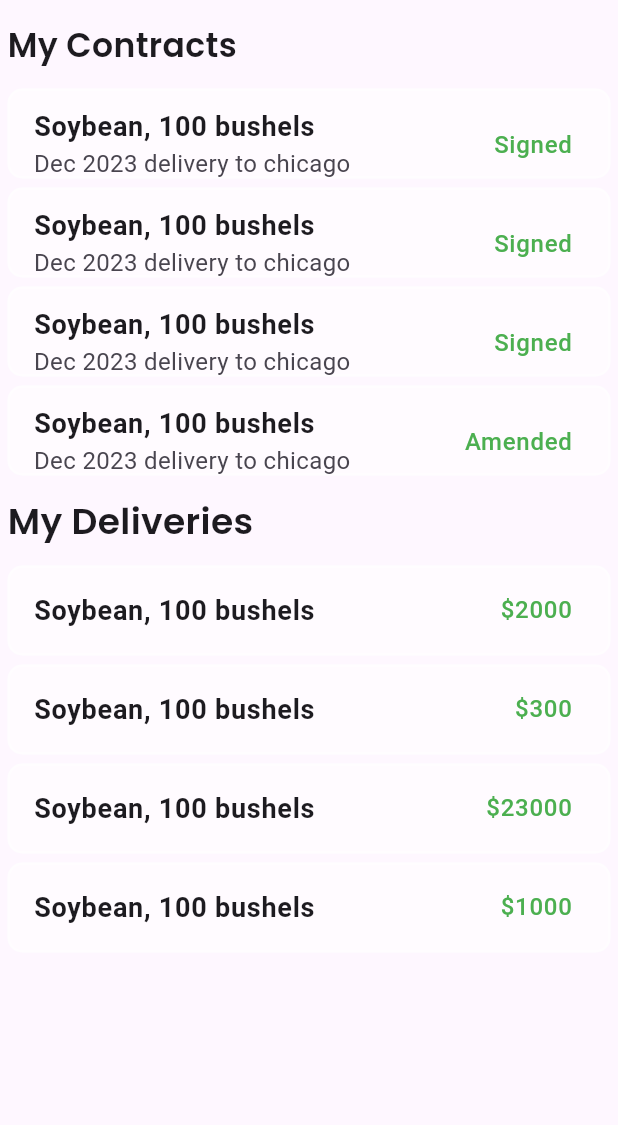
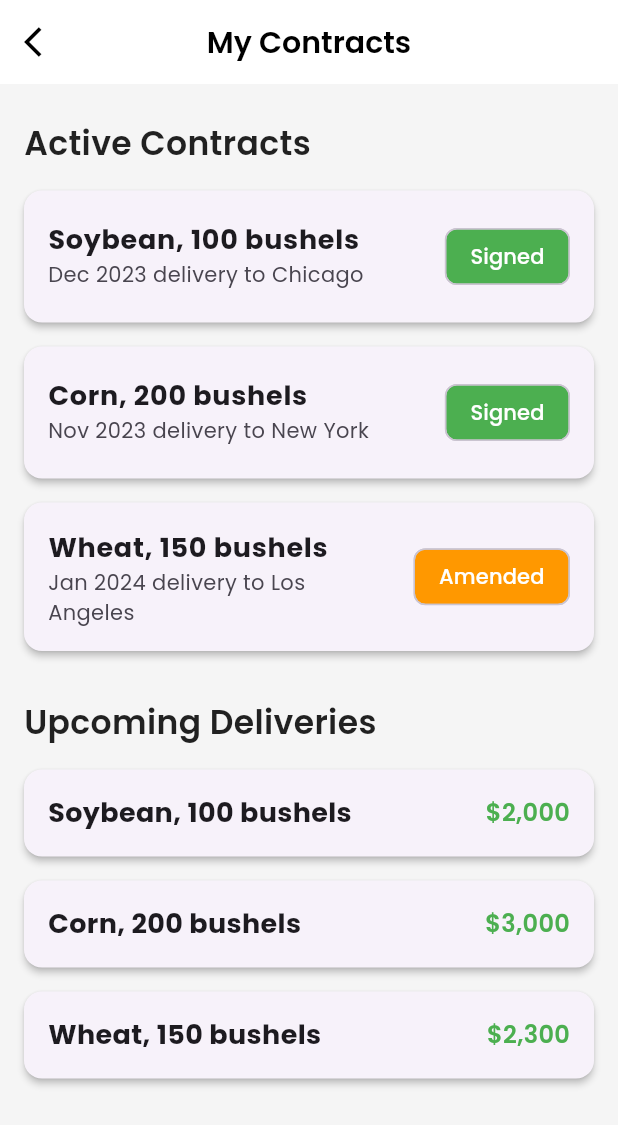
Before and after one commit to kimemia21/itx_flow, a Flutter app: the Mycontracts screen opened directly, on a phone screen of 412 x 824 dp. Shown: the top 1125 px of the screen. Run offline on Flutter 3.47's test engine with Material 3 defaults, Android fonts, the phone set to English and light mode, and no system bars; our stand-ins replace auth_buttons, badges, card_swiper, carousel_slider, cherry_toast, cloud_firestore and 21 more; missing offline and left inert: clippy_flutter, vertical_card_pager; accounts and stored records are empty; network calls fail.

Commit message:
i dont know what i'm doing

```diff
--- a/lib/Contracts/Contracts.dart
+++ b/lib/Contracts/Contracts.dart
@@ -4,7 +4,7 @@ import 'package:itx/Commodities.dart/AdvancedSearch.dart';
 import 'package:itx/Contracts/Create.dart';
 import 'package:itx/Contracts/MyContracts.dart';
 import 'package:itx/authentication/Authorization.dart';
-import 'package:itx/global/MyScafold.dart';
+import 'package:itx/global/GlobalsHomepage.dart';
 import 'package:itx/global/SidePage.dart';
 import 'package:itx/global/globals.dart';
 
--- a/lib/Contracts/MyContracts.dart
+++ b/lib/Contracts/MyContracts.dart
@@ -2,11 +2,11 @@ import 'package:flutter/material.dart';
 import 'package:google_fonts/google_fonts.dart';
 import 'package:itx/Contracts/Create.dart';
 import 'package:itx/Contracts/SpecificOrder.dart';
-import 'package:itx/global/MyScafold.dart';
+import 'package:itx/global/GlobalsHomepage.dart';
 import 'package:itx/global/globals.dart';
 
 class Mycontracts extends StatefulWidget {
-  const Mycontracts({super.key});
+  const Mycontracts({Key? key}) : super(key: key);
 
   @override
   State<Mycontracts> createState() => _MycontractsState();
@@ -18,60 +18,57 @@ class _MycontractsState extends State<Mycontracts> {
     required String subtitle,
     required String status,
   }) {
-    return Container(
-      margin: EdgeInsets.only(top: 3, bottom: 3),
-      width: MediaQuery.of(context).size.width,
-      height: 60,
-      decoration: BoxDecoration(
-        border: Border.all(color: Colors.white54, width: 1.5),
-        borderRadius: BorderRadius.circular(10),
-        color: Colors.white54,
-      ),
+    return Card(
+      elevation: 2,
+      margin: EdgeInsets.symmetric(vertical: 8, horizontal: 16),
+      shape: RoundedRectangleBorder(borderRadius: BorderRadius.circular(12)),
       child: ListTile(
+        contentPadding: EdgeInsets.symmetric(horizontal: 16, vertical: 8),
         title: Text(
           title,
-          style: TextStyle(fontSize: 18, fontWeight: FontWeight.bold),
+          style: GoogleFonts.poppins(fontSize: 18, fontWeight: FontWeight.bold),
         ),
         subtitle: Text(
           subtitle,
-          style: TextStyle(fontSize: 16),
+          style: GoogleFonts.poppins(fontSize: 14),
         ),
-        trailing: Text(
+        trailing: Chip(
+          label: Text(
             status,
-          style: TextStyle(fontSize: 16, color: Colors.green),
+            style: GoogleFonts.poppins(fontSize: 14, color: Colors.white),
+          ),
+          backgroundColor: status == "Signed" ? Colors.green : Colors.orange,
         ),
       ),
     );
   }
 
-  Widget DeliveryInfo(
-      {required String title,
-      // required String subtitle ,
+  Widget DeliveryInfo({
+    required String title,
     required VoidCallback Function,
-      required String status}) {
-    return GestureDetector(
+    required String status,
+  }) {
+    return Card(
+      elevation: 2,
+      margin: EdgeInsets.symmetric(vertical: 8, horizontal: 16),
+      shape: RoundedRectangleBorder(borderRadius: BorderRadius.circular(12)),
+      child: InkWell(
         onTap: Function,
-      child: Container(
-        margin: EdgeInsets.only(top: 3, bottom: 3),
-        width: MediaQuery.of(context).size.width,
-        height: 60,
-        decoration: BoxDecoration(
-          border: Border.all(color: Colors.white54, width: 1.5),
-          borderRadius: BorderRadius.circular(10),
-          color: Colors.white54,
+        borderRadius: BorderRadius.circular(12),
+        child: Padding(
+          padding: EdgeInsets.symmetric(horizontal: 16, vertical: 16),
+          child: Row(
+            mainAxisAlignment: MainAxisAlignment.spaceBetween,
+            children: [
+              Text(
+                title,
+                style: GoogleFonts.poppins(fontSize: 18, fontWeight: FontWeight.bold),
               ),
-        child: ListTile(
-          title: Text(
-            title,
-            style: TextStyle(fontSize: 18, fontWeight: FontWeight.bold),
+              Text(
+                status,
+                style: GoogleFonts.poppins(fontSize: 16, color: Colors.green, fontWeight: FontWeight.w600),
               ),
-          // subtitle: Text(
-          //   subtitle,
-          //   style: TextStyle(fontSize: 16),
-          // ),
-          trailing: Text(
-            status,
-            style: TextStyle(fontSize: 16, color: Colors.green),
+            ],
           ),
         ),
       ),
@@ -80,144 +77,91 @@ class _MycontractsState extends State<Mycontracts> {
 
   @override
   Widget build(BuildContext context) {
-    return Scaffold(body: Container(
-        padding: EdgeInsets.all(5),
-        child: SingleChildScrollView(
+    return Scaffold(
+      backgroundColor: Colors.grey[100],
+      appBar: AppBar(
+        elevation: 0,
+        backgroundColor: Colors.white,
+        leading: IconButton(
+          icon: Icon(Icons.arrow_back_ios, color: Colors.black),
+          onPressed: () => Navigator.of(context).pop(),
+        ),
+        title: Text(
+          "My Contracts",
+          style: GoogleFonts.poppins(
+            fontSize: 20,
+            fontWeight: FontWeight.w600,
+            color: Colors.black,
+          ),
+        ),
+        centerTitle: true,
+      ),
+      body: SingleChildScrollView(
         child: Column(
           crossAxisAlignment: CrossAxisAlignment.start,
           children: [
-              Container(
-                  margin: EdgeInsets.only(top: 10, bottom: 10),
+            Padding(
+              padding: EdgeInsets.fromLTRB(16, 24, 16, 8),
               child: Text(
-                    "My Contracts",
+                "Active Contracts",
                 style: GoogleFonts.poppins(
-                        fontSize: 22, fontWeight: FontWeight.w600),
-                  )),
+                  fontSize: 22,
+                  fontWeight: FontWeight.w600,
+                  color: Colors.black87,
+                ),
+              ),
+            ),
             ContractInfo(
               title: "Soybean, 100 bushels",
-                  subtitle: "Dec 2023 delivery to chicago",
-                  status: "Signed"),
+              subtitle: "Dec 2023 delivery to Chicago",
+              status: "Signed",
+            ),
             ContractInfo(
-                  title: "Soybean, 100 bushels",
-                  subtitle: "Dec 2023 delivery to chicago",
-                  status: "Signed"),
+              title: "Corn, 200 bushels",
+              subtitle: "Nov 2023 delivery to New York",
+              status: "Signed",
+            ),
             ContractInfo(
-                  title: "Soybean, 100 bushels",
-                  subtitle: "Dec 2023 delivery to chicago",
-                  status: "Signed"),
-              ContractInfo(
-                  title: "Soybean, 100 bushels",
-                  subtitle: "Dec 2023 delivery to chicago",
-                  status: "Amended"),
-              Container(
-                  margin: EdgeInsets.only(top: 10, bottom: 10),
+              title: "Wheat, 150 bushels",
+              subtitle: "Jan 2024 delivery to Los Angeles",
+              status: "Amended",
+            ),
+            Padding(
+              padding: EdgeInsets.fromLTRB(16, 24, 16, 8),
               child: Text(
-                    "My Deliveries",
+                "Upcoming Deliveries",
                 style: GoogleFonts.poppins(
-                        fontSize: 24, fontWeight: FontWeight.w600),
-                  )),
+                  fontSize: 22,
+                  fontWeight: FontWeight.w600,
+                  color: Colors.black87,
+                ),
+              ),
+            ),
             DeliveryInfo(
               title: "Soybean, 100 bushels",
-                  status: "\$2000",
+              status: "\$2,000",
               Function: () => Globals.switchScreens(
                 context: context,
-                      screen: Specificorder(item: "Soybean"))),
+                screen: Specificorder(item: "Soybean"),
+              ),
+            ),
             DeliveryInfo(
-                  title: "Soybean, 100 bushels",
-                  status: "\$300",
+              title: "Corn, 200 bushels",
+              status: "\$3,000",
               Function: () => Globals.switchScreens(
                 context: context,
-                      screen: Specificorder(item: "Soybean"))),
+                screen: Specificorder(item: "Corn"),
+              ),
+            ),
             DeliveryInfo(
-                  title: "Soybean, 100 bushels",
-                  status: "\$23000",
+              title: "Wheat, 150 bushels",
+              status: "\$2,300",
               Function: () => Globals.switchScreens(
                 context: context,
-                      screen: Specificorder(item: "Soybean"))),
-              DeliveryInfo(
-                  title: "Soybean, 100 bushels",
-                  status: "\$1000",
-                  Function: () => Globals.switchScreens(
-                      context: context,
-                      screen: Specificorder(item: "Soybean"))),
-            ],
+                screen: Specificorder(item: "Wheat"),
               ),
             ),
-      ));
-
-    Scaffold(
-      backgroundColor: Colors.white,
-      appBar: AppBar(
-        backgroundColor: Colors.white,
-        leading: Globals.leading(context: context, screen: CreateContract()),
-        centerTitle: true,
-        title: Text(
-          "Dashboard",
-          style: GoogleFonts.poppins(fontSize: 18, fontWeight: FontWeight.w700),
-        ),
-      ),
-      body: Container(
-        padding: EdgeInsets.all(5),
-        child: SingleChildScrollView(
-          child: Column(
-            crossAxisAlignment: CrossAxisAlignment.start,
-            children: [
-              Container(
-                  margin: EdgeInsets.only(top: 10, bottom: 10),
-                  child: Text(
-                    "My Contracts",
-                    style: GoogleFonts.poppins(
-                        fontSize: 22, fontWeight: FontWeight.w600),
-                  )),
-              ContractInfo(
-                  title: "Soybean, 100 bushels",
-                  subtitle: "Dec 2023 delivery to chicago",
-                  status: "Signed"),
-              ContractInfo(
-                  title: "Soybean, 100 bushels",
-                  subtitle: "Dec 2023 delivery to chicago",
-                  status: "Signed"),
-              ContractInfo(
-                  title: "Soybean, 100 bushels",
-                  subtitle: "Dec 2023 delivery to chicago",
-                  status: "Signed"),
-              ContractInfo(
-                  title: "Soybean, 100 bushels",
-                  subtitle: "Dec 2023 delivery to chicago",
-                  status: "Amended"),
-              Container(
-                  margin: EdgeInsets.only(top: 10, bottom: 10),
-                  child: Text(
-                    "My Deliveries",
-                    style: GoogleFonts.poppins(
-                        fontSize: 24, fontWeight: FontWeight.w600),
-                  )),
-              DeliveryInfo(
-                  title: "Soybean, 100 bushels",
-                  status: "\$2000",
-                  Function: () => Globals.switchScreens(
-                      context: context,
-                      screen: Specificorder(item: "Soybean"))),
-              DeliveryInfo(
-                  title: "Soybean, 100 bushels",
-                  status: "\$300",
-                  Function: () => Globals.switchScreens(
-                      context: context,
-                      screen: Specificorder(item: "Soybean"))),
-              DeliveryInfo(
-                  title: "Soybean, 100 bushels",
-                  status: "\$23000",
-                  Function: () => Globals.switchScreens(
-                      context: context,
-                      screen: Specificorder(item: "Soybean"))),
-              DeliveryInfo(
-                  title: "Soybean, 100 bushels",
-                  status: "\$1000",
-                  Function: () => Globals.switchScreens(
-                      context: context,
-                      screen: Specificorder(item: "Soybean"))),
           ],
-          ),
         ),
       ),
     );
--- a/lib/authentication/Authorization.dart
+++ b/lib/authentication/Authorization.dart
@@ -2,7 +2,10 @@ import 'package:flutter/material.dart';
 import 'package:google_fonts/google_fonts.dart';
 import 'package:itx/Contracts/Contracts.dart';
 import 'package:itx/authentication/Regulator.dart';
+import 'package:itx/fromWakulima/Homepage.dart';
+import 'package:itx/global/GlobalsHomepage.dart';
 import 'package:itx/global/globals.dart';
+
 
 class Authorization extends StatefulWidget {
   const Authorization({super.key});
@@ -83,7 +86,7 @@ class _AuthorizationState extends State<Authorization> {
                   height: 20,
                 ),
                 GestureDetector(
-                  onTap: ()=>Globals.switchScreens(context: context,screen: Contracts()),
+                  onTap: ()=>Globals.switchScreens(context: context,screen:Contracts() ),
                   child: Container(
                     alignment: Alignment.center,
                     width: MediaQuery.of(context).size.width * 0.8,
--- a/lib/authentication/LoginScreen.dart
+++ b/lib/authentication/LoginScreen.dart
@@ -229,38 +229,27 @@ class _WakulimaLoginScreenState extends State<WakulimaLoginScreen> {
                     ),
                   ),
 
-                  Container(
-                    width: MediaQuery.of(context).size.width * 0.75,
-                    margin: EdgeInsets.only(
-                      bottom: 5,
-                    ),
-                    alignment: Alignment.bottomRight,
-                    child: TextButton(
-                      onPressed: () {
-                        // Navigator.push(
-                        //     context,
-                        //     MaterialPageRoute(
-                        //         builder: (context) =>
+                  // Container(
+                  //   width: MediaQuery.of(context).size.width * 0.75,
+                  //   margin: EdgeInsets.only(
+                  //     bottom: 5,
+                  //   ),
+                  //   alignment: Alignment.bottomRight,
+                  //   child: TextButton(
+                  //     onPressed: () {
+                  //       Navigator.push(
+                  //           context,
+                  //           MaterialPageRoute(
+                  //               builder: (context) =>
 
-                        //             ForgotPassWord()));
-                      },
-                      child: Text("Forgot Password ?"),
-                    ),
-                  ),
+                  //                   ForgotPassWord()));
+                  //     },
+                  //     child: Text("Forgot Password ?"),
+                  //   ),
+                  // ),
+                  SizedBox(height: 20,),
 
                   GestureDetector(
-                    onTap: () {
-                      if (_formState.currentState!.validate()) {
-                        print(
-                            "email is ${_emailController.text.trim()} ${_passwordController.text.trim()}");
-
-                        signInWithEmailAndPassword(
-                            context: context,
-                            email: _emailController.text.trim(),
-                            password: _passwordController.text.trim());
-                      }
-                    },
-                    child: GestureDetector(
                     onTap: () {
                       if (_formState.currentState!.validate()) {
                         print(
@@ -309,7 +298,6 @@ class _WakulimaLoginScreenState extends State<WakulimaLoginScreen> {
                                           fontWeight: FontWeight.bold),
                                     ),
                         )),
-                    ),
                   ),
 
                   Container(
--- a/lib/authentication/Verification.dart
+++ b/lib/authentication/Verification.dart
@@ -5,7 +5,7 @@ import 'package:google_fonts/google_fonts.dart';
 import 'package:itx/Commodities.dart/Commodites.dart';
 import 'package:itx/authentication/Login.dart';
 import 'package:itx/global/AppBloc.dart';
-import 'package:itx/global/MyScafold.dart';
+import 'package:itx/global/GlobalsHomepage.dart';
 import 'package:itx/global/globals.dart';
 import 'package:provider/provider.dart';
 
--- a/lib/fromWakulima/FirebaseFunctions/FirebaseFunctions.dart
+++ b/lib/fromWakulima/FirebaseFunctions/FirebaseFunctions.dart
@@ -13,6 +13,7 @@ import 'package:itx/Commodities.dart/Commodites.dart';
 import 'package:itx/fromWakulima/AppBloc.dart';
 import 'package:itx/fromWakulima/VerifyEmail.dart';
 import 'package:itx/fromWakulima/globals.dart';
+import 'package:itx/global/GlobalsHomepage.dart';
 import 'package:provider/provider.dart';
 import 'package:rflutter_alert/rflutter_alert.dart';
 import 'package:transparent_image/transparent_image.dart';
@@ -63,7 +64,7 @@ Future<void> signInWithEmailAndPassword({
     // Check if email is verified
     if (Globals.auth.currentUser?.emailVerified == true) {
       // Navigate to home page if email is verified
-      Globals().checkDocVerified(context: context);
+      Globals.switchScreens(context: context, screen: GlobalsHomePage());
     } else {
       // Navigate to VerifyEmail screen if email is not verified
       // Globals()
--- a/lib/fromWakulima/Sales.dart
+++ b/lib/fromWakulima/Sales.dart
@@ -6,6 +6,8 @@ import 'package:flutter/material.dart';
 import 'package:flutter/widgets.dart';
 import 'package:google_fonts/google_fonts.dart';
 import 'package:itx/Commodities.dart/Commodites.dart';
+import 'package:itx/authentication/Login.dart';
+import 'package:itx/authentication/LoginScreen.dart';
 import 'package:itx/fromWakulima/AllListing.dart';
 import 'package:itx/fromWakulima/AppBloc.dart';
 import 'package:itx/fromWakulima/Arrivals.dart';
@@ -64,6 +66,9 @@ class _SalesState extends State<Sales> {
           leading: IconButton.filled(
               onPressed: () {
                 FirebaseAuth.instance.signOut();
+              PersistentNavBarNavigator.pushNewScreen(
+                withNavBar: false,
+                context, screen: WakulimaLoginScreen());
               },
               icon: Icon(Icons.logout))),
       body: SafeArea(
--- a/lib/fromWakulima/globals.dart
+++ b/lib/fromWakulima/globals.dart
@@ -11,7 +11,7 @@ import 'package:google_fonts/google_fonts.dart';
 import 'package:itx/fromWakulima/DocsVerification.dart';
 import 'package:itx/fromWakulima/Homepage.dart';
 import 'package:itx/fromWakulima/contant.dart';
-import 'package:itx/global/MyScafold.dart';
+import 'package:itx/global/GlobalsHomepage.dart';
 
 class Globals {
   double raduis = 20.0;
@@ -144,7 +144,7 @@ class Globals {
 
         if (isDocVerified) {
           print("The document is verified.");
-          switchScreens(context: context, screen: MyHomepage());
+          switchScreens(context: context, screen:GlobalsHomePage());
         } else {
           print(
               "The document is not verified or 'docVerified' field is missing.");
--- a/lib/global/MyScafold.dart
+++ b/lib/global/GlobalsHomepage.dart
@@ -6,18 +6,18 @@ import 'package:itx/Contracts/SpotTrader.dart';
 import 'package:itx/fromWakulima/Sales.dart';
 import 'package:persistent_bottom_nav_bar/persistent_bottom_nav_bar.dart';
 
-class MyHomepage extends StatefulWidget {
+class GlobalsHomePage extends StatefulWidget {
   final int initialIndex;
   final Widget? newScreen;
 
   // Add default values for the constructor parameters
-  MyHomepage({this.initialIndex = 0, this.newScreen});
+  GlobalsHomePage({this.initialIndex = 0, this.newScreen});
 
   @override
-  _MyHomepageState createState() => _MyHomepageState();
+  _GlobalsHomePageState createState() => _GlobalsHomePageState();
 }
 
-class _MyHomepageState extends State<MyHomepage> {
+class _GlobalsHomePageState extends State<GlobalsHomePage> {
   late PersistentTabController _controller;
   final List<ScrollController> _scrollControllers = [
     ScrollController(),
--- a/lib/main.dart
+++ b/lib/main.dart
@@ -1,56 +1,82 @@
+import 'dart:io';
 import 'package:firebase_auth/firebase_auth.dart';
 import 'package:firebase_core/firebase_core.dart';
+import 'package:flutter/foundation.dart';
 import 'package:flutter/material.dart';
-import 'package:itx/Contracts/Contracts.dart';
-import 'package:itx/Contracts/LiveAuction.dart';
-import 'package:itx/Contracts/SpotItem.dart';
-import 'package:itx/Contracts/SpotTrader.dart';
 import 'package:itx/authentication/Login.dart';
 import 'package:itx/authentication/SplashScreen.dart';
+import 'package:itx/firebase_options.dart';
 import 'package:itx/fromWakulima/AppBloc.dart';
-import 'package:itx/fromWakulima/firebase_options.dart';
 import 'package:itx/global/AppBloc.dart';
-import 'package:itx/global/MyScafold.dart';
-import 'package:itx/global/app.dart';
 import 'package:itx/web/CreateAccount.dart';
-import 'package:loading_animation_widget/loading_animation_widget.dart';
 import 'package:provider/provider.dart';
 
-void main() {
-  // WidgetsFlutterBinding.ensureInitialized();
-  // await Firebase.initializeApp(options: DefaultFirebaseOptions.currentPlatform);
+void main() async {
+  WidgetsFlutterBinding.ensureInitialized();
+  await Firebase.initializeApp(options: DefaultFirebaseOptions.currentPlatform);
+
   runApp(const MyApp());
 }
 
 class MyApp extends StatelessWidget {
   const MyApp({super.key});
 
-  // This widget is the root of your application.
   @override
   Widget build(BuildContext context) {
-    return MaterialApp(
-        home: MultiProvider(
-            providers: [
-          ChangeNotifierProvider(create: (context) => CurrentUserProvider()),
-          ChangeNotifierProvider(create: (context) => appBloc())
-        ],
-            child: CreateAccountScreen()
-            //     StreamBuilder<User?>(
-            //   stream: FirebaseAuth.instance.authStateChanges(),
-            //   builder: (BuildContext context, AsyncSnapshot<User?> snapshot) {
-            //     if (snapshot.connectionState == ConnectionState.waiting) {
-            //       return Center(
-            //         child: LoadingAnimationWidget.hexagonDots(
-            //             color: Colors.green, size: 30),
-            //       );
-            //     } else if (snapshot.hasData) {
-            //       return CreateAccountScreen();
-            //     } else {
-            //       return  CreateAccountScreen();
-            //     }
-            //   },
-            // )
-          )
+    return MultiProvider(
+      child:
+    MaterialApp(
+      home: _getHomeScreen(),
+    ),
+      providers: [
+      ChangeNotifierProvider(create: (context)=>CurrentUserProvider()),
+        ChangeNotifierProvider(create: (context)=>appBloc())
+
+    ]);
+
+  }
+
+  Widget _getHomeScreen() {
+    // Web platform
+    if (kIsWeb) {
+      return StreamBuilder<User?>(
+        stream: FirebaseAuth.instance.authStateChanges(),
+        builder: (BuildContext context, AsyncSnapshot<User?> snapshot) {
+          if (snapshot.connectionState == ConnectionState.waiting) {
+            return Center(
+              child: CircularProgressIndicator(),
             );
+          } else if (snapshot.hasData) {
+            return CreateAccountScreen();
+          } else {
+            return CreateAccountScreen(); // You can replace this with a different screen if needed
+          }
+        },
+      );
+    }
+    // Android or iOS platform
+    else if (Platform.isAndroid || Platform.isIOS) {
+      return StreamBuilder<User?>(
+        stream: FirebaseAuth.instance.authStateChanges(),
+        builder: (BuildContext context, AsyncSnapshot<User?> snapshot) {
+          if (snapshot.connectionState == ConnectionState.waiting) {
+            return Center(
+              child: CircularProgressIndicator(),
+            );
+          } else if (snapshot.hasData) {
+            return Splashscreen(); // Replace with your authenticated home screen
+          } else {
+            return Splashscreen(); // Replace with your login screen
+          }
+        },
+      );
+    } else {
+      // Fallback for unsupported platforms
+      return Scaffold(
+        body: Center(
+          child: Text('Unsupported Platform'),
+        ),
+      );
+    }
   }
 }
```
Lines whose indentation alone changed are shown as unchanged.
